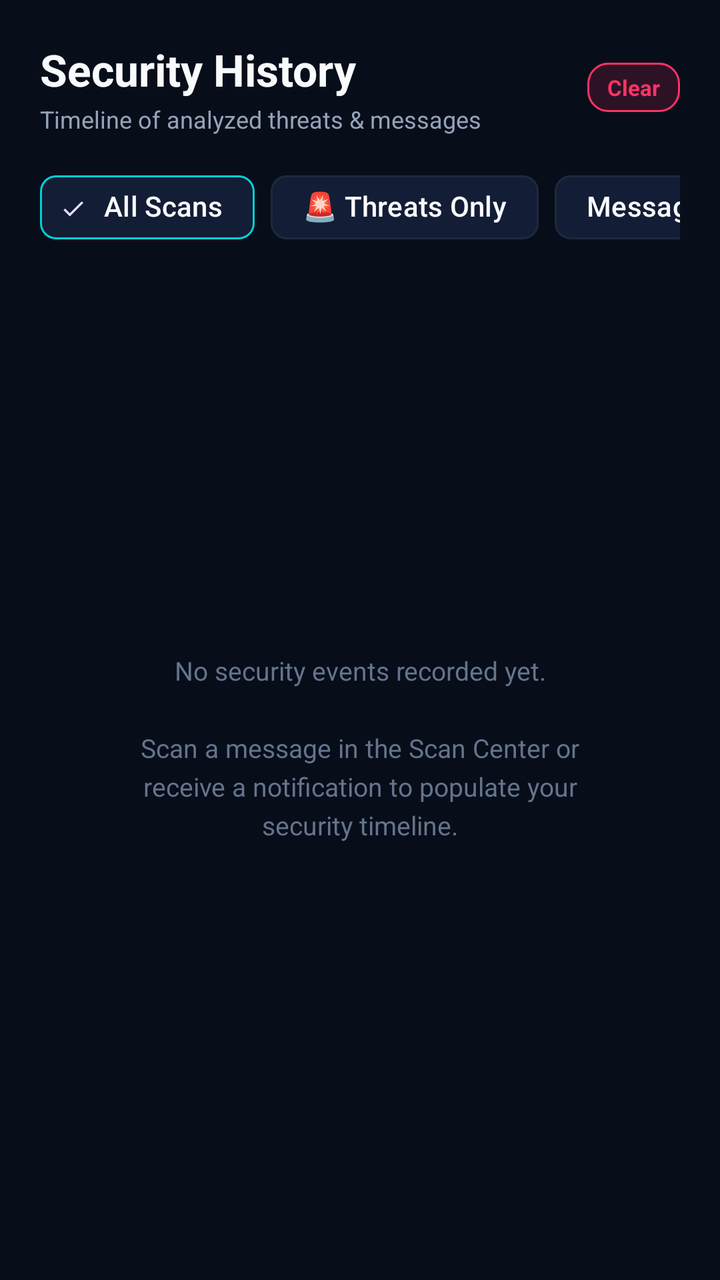
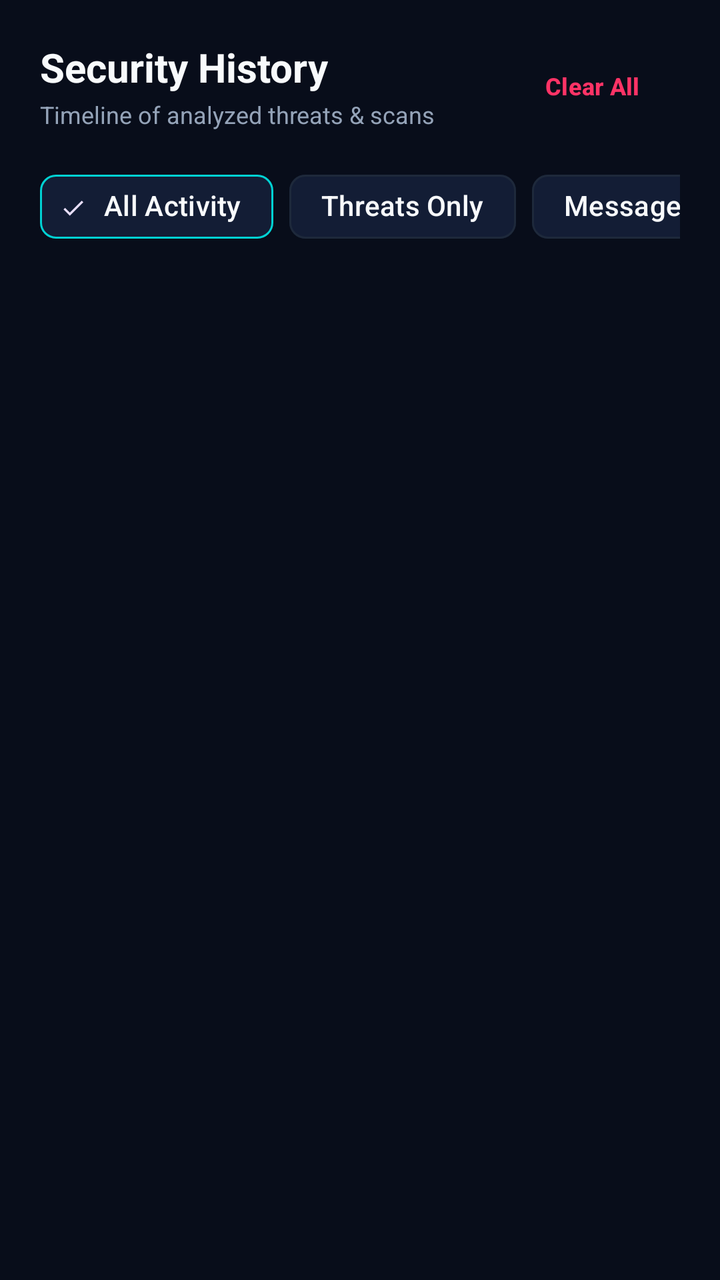

Before-and-after screenshots of an Android layout around one commit, followed by the original layout XML and the change that was made.
<!-- AndroidManifest.xml: application theme Theme.PhishGuardAI -->
<!-- res/layout/fragment_history.xml -->
<?xml version="1.0" encoding="utf-8"?>
<LinearLayout xmlns:android="http://schemas.android.com/apk/res/android"
    xmlns:app="http://schemas.android.com/apk/res-auto"
    android:layout_width="match_parent"
    android:layout_height="match_parent"
    android:background="@color/bg_dark"
    android:orientation="vertical"
    android:padding="20dp">

    
    <LinearLayout
        android:layout_width="match_parent"
        android:layout_height="wrap_content"
        android:gravity="center_vertical"
        android:orientation="horizontal">

        <LinearLayout
            android:layout_width="0dp"
            android:layout_height="wrap_content"
            android:layout_weight="1"
            android:orientation="vertical">

            <TextView
                android:layout_width="wrap_content"
                android:layout_height="wrap_content"
                android:text="Security History"
                android:textColor="@color/text_primary"
                android:textSize="22sp"
                android:textStyle="bold" />

            <TextView
                android:layout_width="wrap_content"
                android:layout_height="wrap_content"
                android:layout_marginTop="2dp"
                android:text="Timeline of analyzed threats &amp; messages"
                android:textColor="@color/text_secondary"
                android:textSize="12sp" />
        </LinearLayout>

        <TextView
            android:id="@+id/btnClearHistory"
            android:layout_width="wrap_content"
            android:layout_height="wrap_content"
            android:background="@drawable/card_danger_border"
            android:paddingHorizontal="10dp"
            android:paddingVertical="5dp"
            android:text="Clear"
            android:textColor="@color/threat_danger"
            android:textSize="11sp"
            android:textStyle="bold" />
    </LinearLayout>

    
    <HorizontalScrollView
        android:layout_width="match_parent"
        android:layout_height="wrap_content"
        android:layout_marginTop="12dp"
        android:scrollbars="none">

        <com.google.android.material.chip.ChipGroup
            android:id="@+id/chipGroupHistoryFilter"
            android:layout_width="wrap_content"
            android:layout_height="wrap_content"
            app:singleSelection="true">

            <com.google.android.material.chip.Chip
                android:id="@+id/chipFilterAll"
                style="@style/Widget.Material3.Chip.Filter"
                android:layout_width="wrap_content"
                android:layout_height="wrap_content"
                android:checked="true"
                android:text="All Scans"
                android:textColor="@color/text_primary"
                app:chipBackgroundColor="@color/card_bg"
                app:chipStrokeColor="@color/accent_cyan" />

            <com.google.android.material.chip.Chip
                android:id="@+id/chipFilterThreats"
                style="@style/Widget.Material3.Chip.Filter"
                android:layout_width="wrap_content"
                android:layout_height="wrap_content"
                android:text="🚨 Threats Only"
                android:textColor="@color/text_primary"
                app:chipBackgroundColor="@color/card_bg"
                app:chipStrokeColor="@color/card_stroke" />

            <com.google.android.material.chip.Chip
                android:id="@+id/chipFilterMessages"
                style="@style/Widget.Material3.Chip.Filter"
                android:layout_width="wrap_content"
                android:layout_height="wrap_content"
                android:text="Messages"
                android:textColor="@color/text_primary"
                app:chipBackgroundColor="@color/card_bg"
                app:chipStrokeColor="@color/card_stroke" />

            <com.google.android.material.chip.Chip
                android:id="@+id/chipFilterLinks"
                style="@style/Widget.Material3.Chip.Filter"
                android:layout_width="wrap_content"
                android:layout_height="wrap_content"
                android:text="Links"
                android:textColor="@color/text_primary"
                app:chipBackgroundColor="@color/card_bg"
                app:chipStrokeColor="@color/card_stroke" />

        </com.google.android.material.chip.ChipGroup>
    </HorizontalScrollView>

    
    <TextView
        android:id="@+id/tvHistoryEmpty"
        android:layout_width="match_parent"
        android:layout_height="0dp"
        android:layout_weight="1"
        android:gravity="center"
        android:lineSpacingExtra="4dp"
        android:padding="32dp"
        android:text="No security events recorded yet.\n\nScan a message in the Scan Center or receive a notification to populate your security timeline."
        android:textColor="@color/text_muted"
        android:textSize="13sp" />

    
    <ScrollView
        android:id="@+id/scrollHistory"
        android:layout_width="match_parent"
        android:layout_height="0dp"
        android:layout_marginTop="8dp"
        android:layout_weight="1"
        android:visibility="gone">

        <LinearLayout
            android:id="@+id/containerHistoryItems"
            android:layout_width="match_parent"
            android:layout_height="wrap_content"
            android:orientation="vertical" />
    </ScrollView>

</LinearLayout>
<!-- resources referenced by this layout -->
<resources>
  <color name="accent_cyan">#00D2D3</color>
  <color name="bg_dark">#080D1A</color>
  <color name="card_bg">#131D35</color>
  <color name="card_stroke">#1E293B</color>
  <color name="text_muted">#64748B</color>
  <color name="text_primary">#F8FAFC</color>
  <color name="text_secondary">#94A3B8</color>
  <color name="threat_danger">#FF3366</color>
  <!-- drawable card_danger_border (drawable) -->
  <?xml version="1.0" encoding="utf-8"?>
  <shape xmlns:android="http://schemas.android.com/apk/res/android"
      android:shape="rectangle">
      <solid android:color="#26FF3366" />
      <stroke
          android:width="1dp"
          android:color="#FF3366" />
      <corners android:radius="10dp" />
  </shape>
  <style name="Theme.PhishGuardAI" parent="Theme.Material3.Dark.NoActionBar">
          <item name="android:statusBarColor">@color/bg_dark</item>
          <item name="android:windowBackground">@color/bg_dark</item>
          <item name="colorPrimary">@color/accent_cyan</item>
          <item name="colorOnPrimary">#000000</item>
          <item name="colorSurface">@color/card_bg</item>
      </style>
</resources>

<!-- the commit's change to res/layout/fragment_history.xml (unified diff, before → after) -->
@@ -5,7 +5,8 @@
     android:layout_height="match_parent"
     android:background="@color/bg_dark"
     android:orientation="vertical"
-    android:padding="20dp">
+    android:paddingHorizontal="20dp"
+    android:paddingTop="20dp">
 
     
     <LinearLayout
@@ -25,28 +26,26 @@
                 android:layout_height="wrap_content"
                 android:text="Security History"
                 android:textColor="@color/text_primary"
-                android:textSize="22sp"
+                android:textSize="20sp"
                 android:textStyle="bold" />
 
             <TextView
                 android:layout_width="wrap_content"
                 android:layout_height="wrap_content"
                 android:layout_marginTop="2dp"
-                android:text="Timeline of analyzed threats &amp; messages"
+                android:text="Timeline of analyzed threats &amp; scans"
                 android:textColor="@color/text_secondary"
                 android:textSize="12sp" />
         </LinearLayout>
 
-        <TextView
+        <com.google.android.material.button.MaterialButton
             android:id="@+id/btnClearHistory"
+            style="@style/Widget.Material3.Button.TextButton"
             android:layout_width="wrap_content"
-            android:layout_height="wrap_content"
-            android:background="@drawable/card_danger_border"
-            android:paddingHorizontal="10dp"
-            android:paddingVertical="5dp"
-            android:text="Clear"
+            android:layout_height="36dp"
+            android:text="Clear All"
             android:textColor="@color/threat_danger"
-            android:textSize="11sp"
+            android:textSize="12sp"
             android:textStyle="bold" />
     </LinearLayout>
 
@@ -54,7 +53,7 @@
     <HorizontalScrollView
         android:layout_width="match_parent"
         android:layout_height="wrap_content"
-        android:layout_marginTop="12dp"
+        android:layout_marginTop="14dp"
         android:scrollbars="none">
 
         <com.google.android.material.chip.ChipGroup
@@ -69,7 +68,7 @@
                 android:layout_width="wrap_content"
                 android:layout_height="wrap_content"
                 android:checked="true"
-                android:text="All Scans"
+                android:text="All Activity"
                 android:textColor="@color/text_primary"
                 app:chipBackgroundColor="@color/card_bg"
                 app:chipStrokeColor="@color/accent_cyan" />
@@ -79,7 +78,7 @@
                 style="@style/Widget.Material3.Chip.Filter"
                 android:layout_width="wrap_content"
                 android:layout_height="wrap_content"
-                android:text="🚨 Threats Only"
+                android:text="Threats Only"
                 android:textColor="@color/text_primary"
                 app:chipBackgroundColor="@color/card_bg"
                 app:chipStrokeColor="@color/card_stroke" />
@@ -99,41 +98,64 @@
                 style="@style/Widget.Material3.Chip.Filter"
                 android:layout_width="wrap_content"
                 android:layout_height="wrap_content"
-                android:text="Links"
+                android:text="URLs / Links"
                 android:textColor="@color/text_primary"
                 app:chipBackgroundColor="@color/card_bg"
                 app:chipStrokeColor="@color/card_stroke" />
-
         </com.google.android.material.chip.ChipGroup>
     </HorizontalScrollView>
 
     
-    <TextView
+    <LinearLayout
         android:id="@+id/tvHistoryEmpty"
         android:layout_width="match_parent"
         android:layout_height="0dp"
         android:layout_weight="1"
         android:gravity="center"
-        android:lineSpacingExtra="4dp"
+        android:orientation="vertical"
         android:padding="32dp"
-        android:text="No security events recorded yet.\n\nScan a message in the Scan Center or receive a notification to populate your security timeline."
-        android:textColor="@color/text_muted"
-        android:textSize="13sp" />
+        android:visibility="gone">
+
+        <ImageView
+            android:layout_width="56dp"
+            android:layout_height="56dp"
+            android:src="@drawable/ic_shield_check"
+            app:tint="@color/text_muted" />
+
+        <TextView
+            android:layout_width="wrap_content"
+            android:layout_height="wrap_content"
+            android:layout_marginTop="16dp"
+            android:text="No Security Logs Found"
+            android:textColor="@color/text_primary"
+            android:textSize="15sp"
+            android:textStyle="bold" />
+
+        <TextView
+            android:layout_width="wrap_content"
+            android:layout_height="wrap_content"
+            android:layout_marginTop="6dp"
+            android:gravity="center"
+            android:text="Scanned links, messages, and intercepted threat logs will appear here."
+            android:textColor="@color/text_secondary"
+            android:textSize="12sp" />
+    </LinearLayout>
 
     
     <ScrollView
         android:id="@+id/scrollHistory"
         android:layout_width="match_parent"
         android:layout_height="0dp"
-        android:layout_marginTop="8dp"
+        android:layout_marginTop="10dp"
         android:layout_weight="1"
-        android:visibility="gone">
+        android:fillViewport="true">
 
         <LinearLayout
             android:id="@+id/containerHistoryItems"
             android:layout_width="match_parent"
             android:layout_height="wrap_content"
-            android:orientation="vertical" />
+            android:orientation="vertical"
+            android:paddingBottom="24dp" />
     </ScrollView>
 
 </LinearLayout>
<!-- resource entries referenced after the edit -->
@@ -8,22 +8,37 @@
   <color name="text_primary">#F8FAFC</color>
   <color name="text_secondary">#94A3B8</color>
   <color name="threat_danger">#FF3366</color>
-  <!-- drawable card_danger_border (drawable) -->
-  <?xml version="1.0" encoding="utf-8"?>
-  <shape xmlns:android="http://schemas.android.com/apk/res/android"
-      android:shape="rectangle">
-      <solid android:color="#26FF3366" />
-      <stroke
-          android:width="1dp"
-          android:color="#FF3366" />
-      <corners android:radius="10dp" />
-  </shape>
+  <!-- drawable ic_shield_check (drawable) -->
+  <vector xmlns:android="http://schemas.android.com/apk/res/android"
+      android:width="24dp"
+      android:height="24dp"
+      android:viewportWidth="24"
+      android:viewportHeight="24">
+    <path
+        android:fillColor="#00E676"
+        android:pathData="M12,1L3,5v6c0,5.55 3.84,10.74 9,12 5.16,-1.26 9,-6.45 9,-12V5l-9,-4zm-2,16l-4,-4 1.41,-1.41L10,14.17l6.59,-6.59L18,9l-8,8z"/>
+  </vector>
   <style name="Theme.PhishGuardAI" parent="Theme.Material3.Dark.NoActionBar">
           <item name="android:statusBarColor">@color/bg_dark</item>
           <item name="android:windowBackground">@color/bg_dark</item>
           <item name="colorPrimary">@color/accent_cyan</item>
           <item name="colorOnPrimary">#000000</item>
           <item name="colorSurface">@color/card_bg</item>
+          <item name="bottomNavigationStyle">@style/CustomBottomNavStyle</item>
+      </style>
+  <style name="CustomBottomNavStyle" parent="Widget.Material3.BottomNavigationView">
+          <item name="itemActiveIndicatorStyle">@style/NoActiveIndicator</item>
+          <item name="itemTextAppearanceActive">@style/BottomNavText</item>
+          <item name="itemTextAppearanceInactive">@style/BottomNavText</item>
+      </style>
+  <style name="NoActiveIndicator">
+          <item name="android:color">@android:color/transparent</item>
+          <item name="android:width">0dp</item>
+          <item name="android:height">0dp</item>
+      </style>
+  <style name="BottomNavText">
+          <item name="android:textSize">10sp</item>
+          <item name="android:fontFamily">sans-serif-medium</item>
       </style>
 </resources>
 
